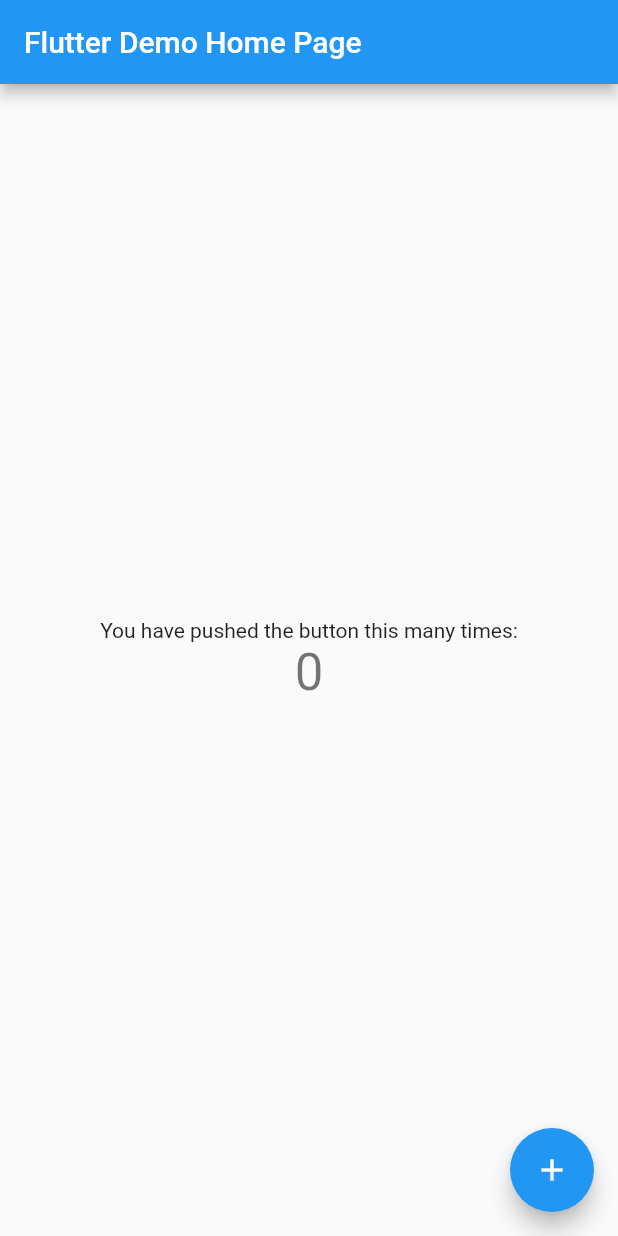
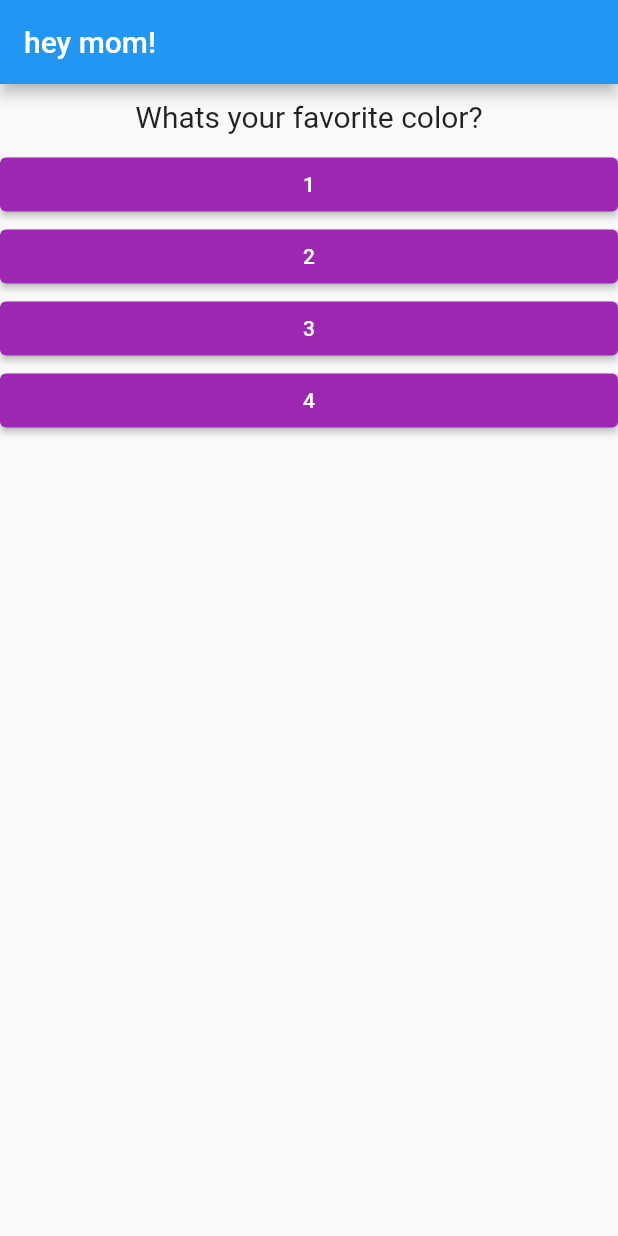
Before and after one commit to ethernetz/learning-flutter, a Flutter app: the screen it shows after launch, on a phone screen of 412 x 824 dp. Run offline on Flutter 3.47's test engine with Material 2 defaults, Android fonts, the phone set to English and light mode, and no system bars.

Commit message:
basic quiz app

```diff
--- /dev/null
+++ b/app/lib/answer.dart
@@ -0,0 +1,19 @@
+import 'package:flutter/material.dart';
+
+class Answer extends StatelessWidget {
+  final VoidCallback onPressed;
+  final String text;
+  const Answer({super.key, required this.onPressed, required this.text});
+
+  @override
+  Widget build(BuildContext context) {
+    return Container(
+      width: double.infinity,
+      child: ElevatedButton(
+        onPressed: onPressed,
+        style: ElevatedButton.styleFrom(backgroundColor: Colors.purple),
+        child: Text(text),
+      ),
+    );
+  }
+}
--- a/app/lib/main.dart
+++ b/app/lib/main.dart
@@ -1,115 +1,83 @@
+import 'package:app/quiz.dart';
+import 'package:app/result.dart';
 import 'package:flutter/material.dart';
 
-void main() {
-  runApp(const MyApp());
+class QuestionType {
+  final String question;
+  final List<String> answers;
+  final int answerIndex;
+  QuestionType({
+    required this.question,
+    required this.answers,
+    required this.answerIndex,
+  });
 }
 
-class MyApp extends StatelessWidget {
+void main() => runApp(const MyApp());
+
+class MyApp extends StatefulWidget {
   const MyApp({super.key});
 
-  // This widget is the root of your application.
+  @override
+  State<StatefulWidget> createState() => _MyAppState();
+}
+
+class _MyAppState extends State<MyApp> {
+  var _questionIndex = 0;
+  var _score = 0;
   @override
   Widget build(BuildContext context) {
+    final questions = [
+      QuestionType(
+        question: "Whats your favorite color?",
+        answers: [
+          '1',
+          '2',
+          '3',
+          '4',
+        ],
+        answerIndex: 1,
+      ),
+      QuestionType(
+        question: "Whats your favorite animal?",
+        answers: [
+          'a',
+          'b',
+          'c',
+          'd',
+        ],
+        answerIndex: 2,
+      ),
+    ];
+
+    void answerQuestion(int answeredIndex) {
+      debugPrint('$answeredIndex');
+      setState(() {
+        if (answeredIndex == questions[_questionIndex].answerIndex) _score++;
+        _questionIndex++;
+      });
+    }
+
+    void resetQuiz() {
+      setState(() {
+        _score = 0;
+        _questionIndex = 0;
+      });
+    }
+
     return MaterialApp(
-      title: 'Flutter Demo',
-      theme: ThemeData(
-        // This is the theme of your application.
-        //
-        // Try running your application with "flutter run". You'll see the
-        // application has a blue toolbar. Then, without quitting the app, try
-        // changing the primarySwatch below to Colors.green and then invoke
-        // "hot reload" (press "r" in the console where you ran "flutter run",
-        // or simply save your changes to "hot reload" in a Flutter IDE).
-        // Notice that the counter didn't reset back to zero; the application
-        // is not restarted.
-        primarySwatch: Colors.blue,
+      home: Scaffold(
+        appBar: AppBar(
+          title: const Text('hey mom!'),
+        ),
+        body: _questionIndex < questions.length
+            ? Quiz(
+                question: questions[_questionIndex], onAnswer: answerQuestion)
+            : Result(
+                score: _score,
+                onReset: () => resetQuiz(),
+              ),
       ),
-      home: const MyHomePage(title: 'Flutter Demo Home Page'),
     );
   }
 }
-
-class MyHomePage extends StatefulWidget {
-  const MyHomePage({super.key, required this.title});
-
-  // This widget is the home page of your application. It is stateful, meaning
-  // that it has a State object (defined below) that contains fields that affect
-  // how it looks.
-
-  // This class is the configuration for the state. It holds the values (in this
-  // case the title) provided by the parent (in this case the App widget) and
-  // used by the build method of the State. Fields in a Widget subclass are
-  // always marked "final".
-
-  final String title;
-
-  @override
-  State<MyHomePage> createState() => _MyHomePageState();
-}
-
-class _MyHomePageState extends State<MyHomePage> {
-  int _counter = 0;
-
-  void _incrementCounter() {
-    setState(() {
-      // This call to setState tells the Flutter framework that something has
-      // changed in this State, which causes it to rerun the build method below
-      // so that the display can reflect the updated values. If we changed
-      // _counter without calling setState(), then the build method would not be
-      // called again, and so nothing would appear to happen.
-      _counter++;
-    });
-  }
-
-  @override
-  Widget build(BuildContext context) {
-    // This method is rerun every time setState is called, for instance as done
-    // by the _incrementCounter method above.
-    //
-    // The Flutter framework has been optimized to make rerunning build methods
-    // fast, so that you can just rebuild anything that needs updating rather
-    // than having to individually change instances of widgets.
-    return Scaffold(
-      appBar: AppBar(
-        // Here we take the value from the MyHomePage object that was created by
-        // the App.build method, and use it to set our appbar title.
-        title: Text(widget.title),
-      ),
-      body: Center(
-        // Center is a layout widget. It takes a single child and positions it
-        // in the middle of the parent.
-        child: Column(
-          // Column is also a layout widget. It takes a list of children and
-          // arranges them vertically. By default, it sizes itself to fit its
-          // children horizontally, and tries to be as tall as its parent.
-          //
-          // Invoke "debug painting" (press "p" in the console, choose the
-          // "Toggle Debug Paint" action from the Flutter Inspector in Android
-          // Studio, or the "Toggle Debug Paint" command in Visual Studio Code)
-          // to see the wireframe for each widget.
-          //
-          // Column has various properties to control how it sizes itself and
-          // how it positions its children. Here we use mainAxisAlignment to
-          // center the children vertically; the main axis here is the vertical
-          // axis because Columns are vertical (the cross axis would be
-          // horizontal).
-          mainAxisAlignment: MainAxisAlignment.center,
-          children: <Widget>[
-            const Text(
-              'You have pushed the button this many times:',
-            ),
-            Text(
-              '$_counter',
-              style: Theme.of(context).textTheme.headlineMedium,
-            ),
-          ],
-        ),
-      ),
-      floatingActionButton: FloatingActionButton(
-        onPressed: _incrementCounter,
-        tooltip: 'Increment',
-        child: const Icon(Icons.add),
-      ), // This trailing comma makes auto-formatting nicer for build methods.
-    );
-  }
-}
--- /dev/null
+++ b/app/lib/question.dart
@@ -0,0 +1,19 @@
+import 'package:flutter/material.dart';
+
+class Question extends StatelessWidget {
+  final String _questionText;
+  const Question(this._questionText, {super.key});
+
+  @override
+  Widget build(BuildContext context) {
+    return Container(
+      width: double.infinity,
+      margin: EdgeInsets.all(10),
+      child: Text(
+        _questionText,
+        style: const TextStyle(fontSize: 20),
+        textAlign: TextAlign.center,
+      ),
+    );
+  }
+}
--- /dev/null
+++ b/app/lib/quiz.dart
@@ -0,0 +1,30 @@
+import 'package:app/main.dart';
+import 'package:app/question.dart';
+import 'package:flutter/material.dart';
+
+import 'answer.dart';
+
+class Quiz extends StatelessWidget {
+  final QuestionType question;
+  final Function onAnswer;
+  const Quiz({required this.question, required this.onAnswer, super.key});
+
+  @override
+  Widget build(BuildContext context) {
+    return Column(
+      children: [
+        Question(question.question),
+        ...question.answers
+            .asMap()
+            .entries
+            .map(
+              (answer) => Answer(
+                onPressed: () => onAnswer(answer.key),
+                text: answer.value,
+              ),
+            )
+            .toList()
+      ],
+    );
+  }
+}
--- /dev/null
+++ b/app/lib/result.dart
@@ -0,0 +1,23 @@
+import 'package:flutter/material.dart';
+
+class Result extends StatelessWidget {
+  final int score;
+  final VoidCallback onReset;
+  const Result({required this.score, required this.onReset, super.key});
+
+  @override
+  Widget build(BuildContext context) {
+    return Center(
+      child: Column(
+        children: [
+          Text(
+            "You did it!! $score",
+            style: const TextStyle(fontSize: 30, fontWeight: FontWeight.bold),
+          ),
+          ElevatedButton(
+              onPressed: onReset, child: const Text('Lets go again!'))
+        ],
+      ),
+    );
+  }
+}
```
